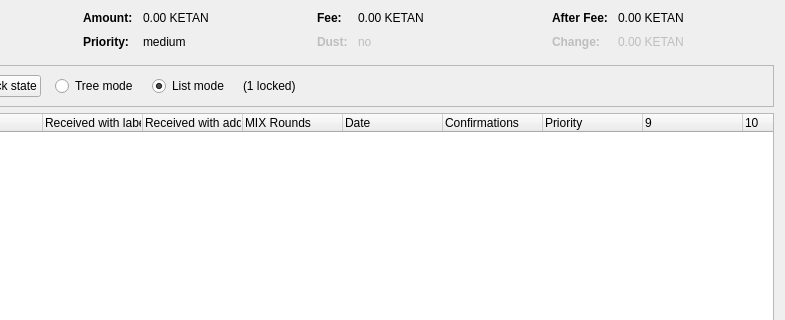
Above: src/qt/forms/coincontroldialog.ui from wmcorless/kema before the change; both pictures show x 169 to 954 and y 0 to 320 of the 954 by 500 pixel window. Below: the same form after it.
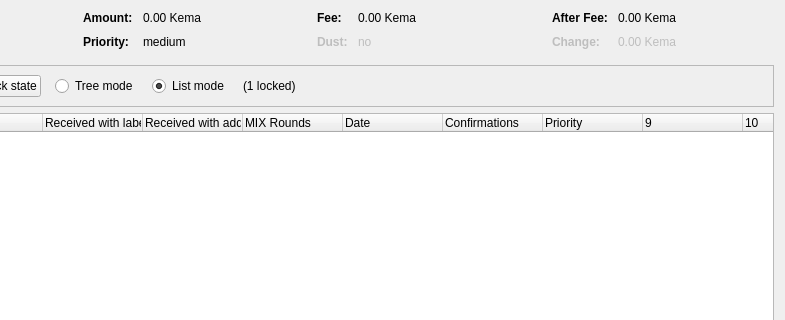
That is the form after the change. Custom widgets are drawn as their Qt base class.

The edit to the form file:
```diff
--- a/src/qt/forms/coincontroldialog.ui
+++ b/src/qt/forms/coincontroldialog.ui
@@ -132,7 +132,7 @@
           <enum>Qt::ActionsContextMenu</enum>
          </property>
          <property name="text">
-          <string notr="true">0.00 KETAN</string>
+          <string notr="true">0.00 Kema</string>
          </property>
          <property name="textInteractionFlags">
           <set>Qt::LinksAccessibleByMouse|Qt::TextSelectableByKeyboard|Qt::TextSelectableByMouse</set>
@@ -206,7 +206,7 @@
           <enum>Qt::ActionsContextMenu</enum>
          </property>
          <property name="text">
-          <string notr="true">0.00 KETAN</string>
+          <string notr="true">0.00 Kema</string>
          </property>
          <property name="textInteractionFlags">
           <set>Qt::LinksAccessibleByMouse|Qt::TextSelectableByKeyboard|Qt::TextSelectableByMouse</set>
@@ -286,7 +286,7 @@
           <enum>Qt::ActionsContextMenu</enum>
          </property>
          <property name="text">
-          <string notr="true">0.00 KETAN</string>
+          <string notr="true">0.00 Kema</string>
          </property>
          <property name="textInteractionFlags">
           <set>Qt::LinksAccessibleByMouse|Qt::TextSelectableByKeyboard|Qt::TextSelectableByMouse</set>
@@ -321,7 +321,7 @@
           <enum>Qt::ActionsContextMenu</enum>
          </property>
          <property name="text">
-          <string notr="true">0.00 KETAN</string>
+          <string notr="true">0.00 Kema</string>
          </property>
          <property name="textInteractionFlags">
           <set>Qt::LinksAccessibleByMouse|Qt::TextSelectableByKeyboard|Qt::TextSelectableByMouse</set>
```
